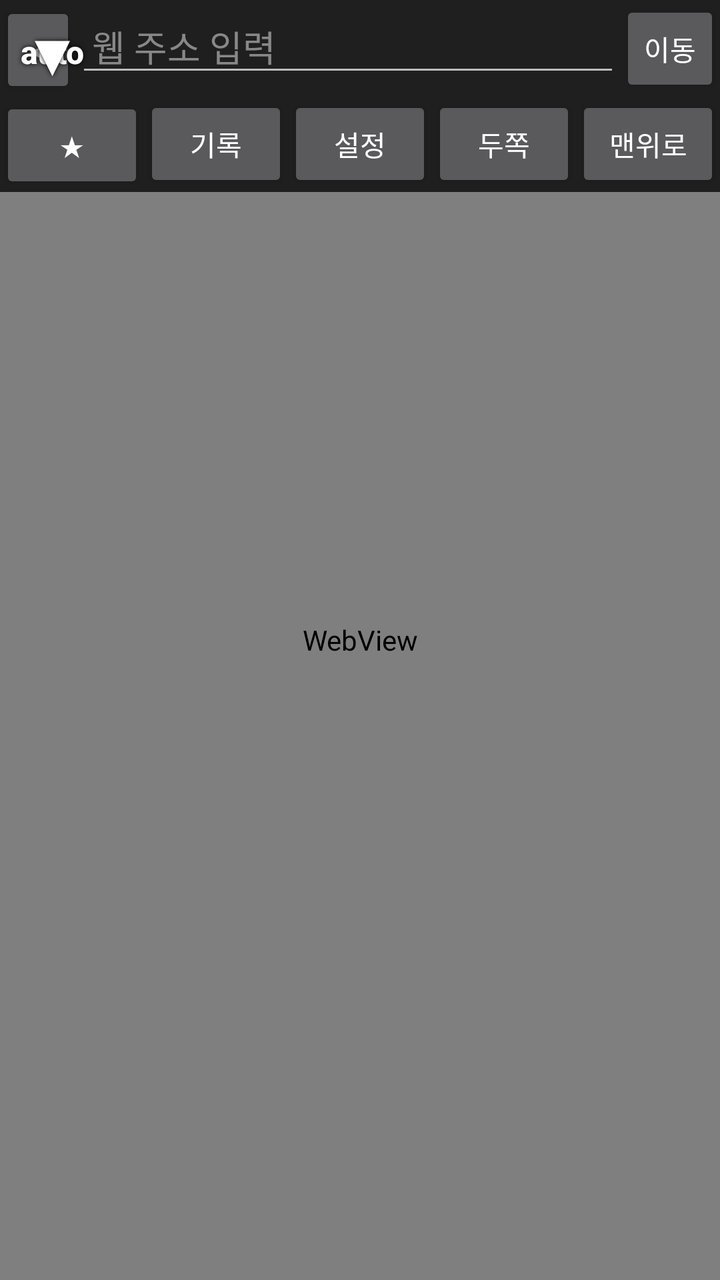
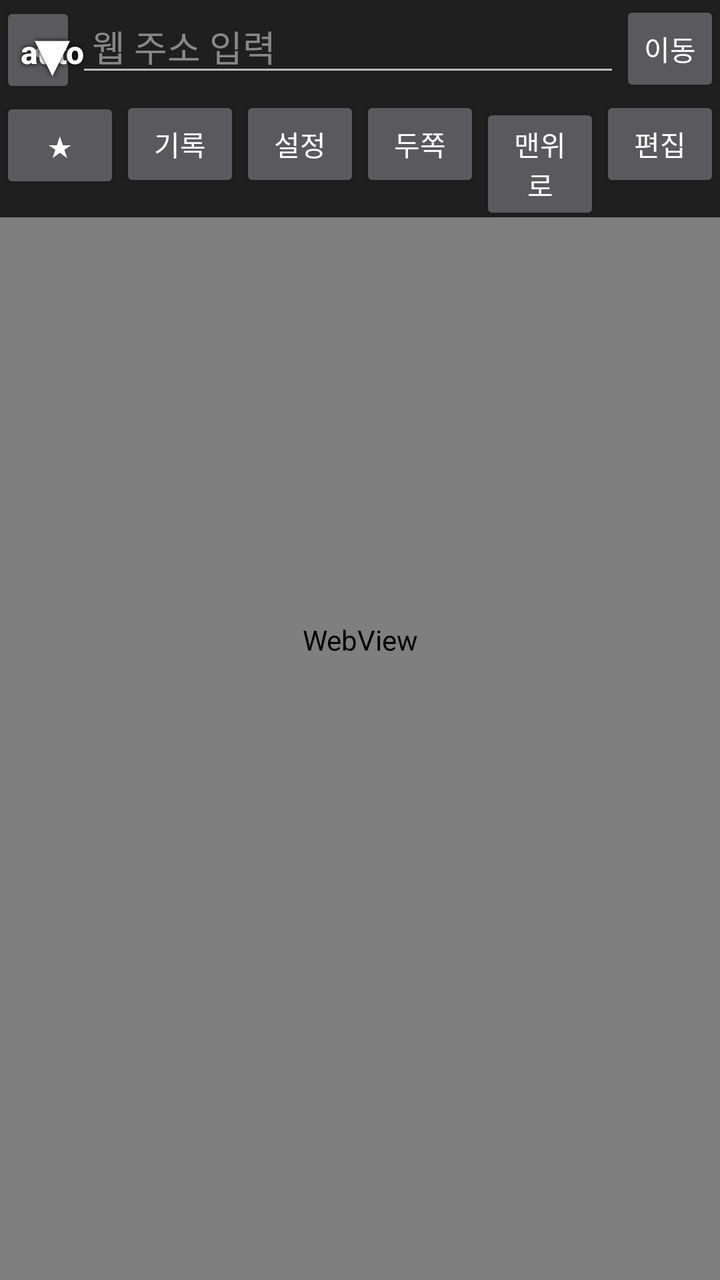

An Android layout rendered at two revisions. The XML below is the earlier revision; the diff shows what the commit changed to produce the second picture.
<!-- AndroidManifest.xml: application theme android:Theme.Material.NoActionBar -->
<!-- res/layout/activity_main.xml -->
<?xml version="1.0" encoding="utf-8"?>
<FrameLayout xmlns:android="http://schemas.android.com/apk/res/android"
    android:id="@+id/root"
    android:layout_width="match_parent" android:layout_height="match_parent" android:background="#111111">

    <WebView android:id="@+id/web" android:layout_width="match_parent" android:layout_height="match_parent"
        android:scrollbars="none" />

    
    <LinearLayout android:id="@+id/topBar" android:layout_width="match_parent"
        android:layout_height="wrap_content" android:orientation="vertical"
        android:layout_gravity="top" android:background="#DD111111">
        
        <LinearLayout android:layout_width="match_parent" android:layout_height="wrap_content"
            android:orientation="horizontal">
            <Button android:id="@+id/backBtn" android:layout_width="wrap_content"
                android:layout_height="wrap_content" android:minWidth="0dp" android:text="◀" />
            <EditText android:id="@+id/urlInput" android:layout_width="0dp" android:layout_weight="1"
                android:layout_height="wrap_content" android:hint="웹 주소 입력" android:inputType="textUri"
                android:imeOptions="actionGo" android:singleLine="true" android:textColor="#FFFFFF"
                android:textColorHint="#888888" android:paddingStart="8dp" android:paddingEnd="8dp" />
            <Button android:id="@+id/goBtn" android:layout_width="wrap_content"
                android:layout_height="wrap_content" android:minWidth="0dp" android:text="이동" />
        </LinearLayout>
        <LinearLayout android:layout_width="match_parent" android:layout_height="wrap_content"
            android:orientation="horizontal">
            <Button android:id="@+id/bookmarkBtn" android:layout_width="0dp" android:layout_weight="1"
                android:layout_height="wrap_content" android:text="★" />
            <Button android:id="@+id/historyBtn" android:layout_width="0dp" android:layout_weight="1"
                android:layout_height="wrap_content" android:text="기록" />
            <Button android:id="@+id/settingsBtn" android:layout_width="0dp" android:layout_weight="1"
                android:layout_height="wrap_content" android:text="설정" />
            <Button android:id="@+id/twoBtn" android:layout_width="0dp" android:layout_weight="1"
                android:layout_height="wrap_content" android:text="두쪽" />
            <Button android:id="@+id/topBtn" android:layout_width="0dp" android:layout_weight="1"
                android:layout_height="wrap_content" android:text="맨위로" />
        </LinearLayout>
    </LinearLayout>

    <Button android:id="@+id/nextBtn" android:layout_width="wrap_content" android:layout_height="wrap_content"
        android:layout_gravity="bottom|center_horizontal" android:layout_marginBottom="24dp"
        android:text="다음화 ▶" android:visibility="gone" />

    
    <FrameLayout android:id="@+id/btnLayer" android:layout_width="match_parent" android:layout_height="match_parent"
        android:clipChildren="false">
        
        <Button android:id="@+id/autoBtn" android:layout_width="52dp" android:layout_height="52dp"
            android:background="@android:color/transparent" android:text="auto" android:textSize="16sp"
            android:textAllCaps="false" android:textStyle="bold"
            android:textColor="#FFFFFFFF" android:shadowColor="#FF000000" android:shadowRadius="6"
            android:shadowDx="0" android:shadowDy="0" android:stateListAnimator="@null" />
        <Button android:id="@+id/downBtn" android:layout_width="52dp" android:layout_height="52dp"
            android:background="@android:color/transparent" android:text="▼" android:textSize="30sp"
            android:textColor="#FFFFFFFF" android:shadowColor="#FF000000" android:shadowRadius="6"
            android:shadowDx="0" android:shadowDy="0" android:stateListAnimator="@null" />
    </FrameLayout>

    <FrameLayout android:id="@+id/scrollTrack" android:layout_width="32dp" android:layout_height="match_parent"
        android:layout_gravity="end" android:layout_marginTop="110dp" android:layout_marginBottom="16dp">
        <View android:id="@+id/scrollThumb" android:layout_width="6dp" android:layout_height="32dp"
            android:layout_gravity="end" android:layout_marginEnd="6dp" android:visibility="gone" />
    </FrameLayout>
</FrameLayout>
<!-- resources referenced by this layout -->
<resources>

</resources>

<!-- the commit's change to res/layout/activity_main.xml (unified diff, before → after) -->
@@ -34,6 +34,8 @@
                 android:layout_height="wrap_content" android:text="두쪽" />
             <Button android:id="@+id/topBtn" android:layout_width="0dp" android:layout_weight="1"
                 android:layout_height="wrap_content" android:text="맨위로" />
+            <Button android:id="@+id/editBtn" android:layout_width="0dp" android:layout_weight="1"
+                android:layout_height="wrap_content" android:text="편집" />
         </LinearLayout>
     </LinearLayout>
 
